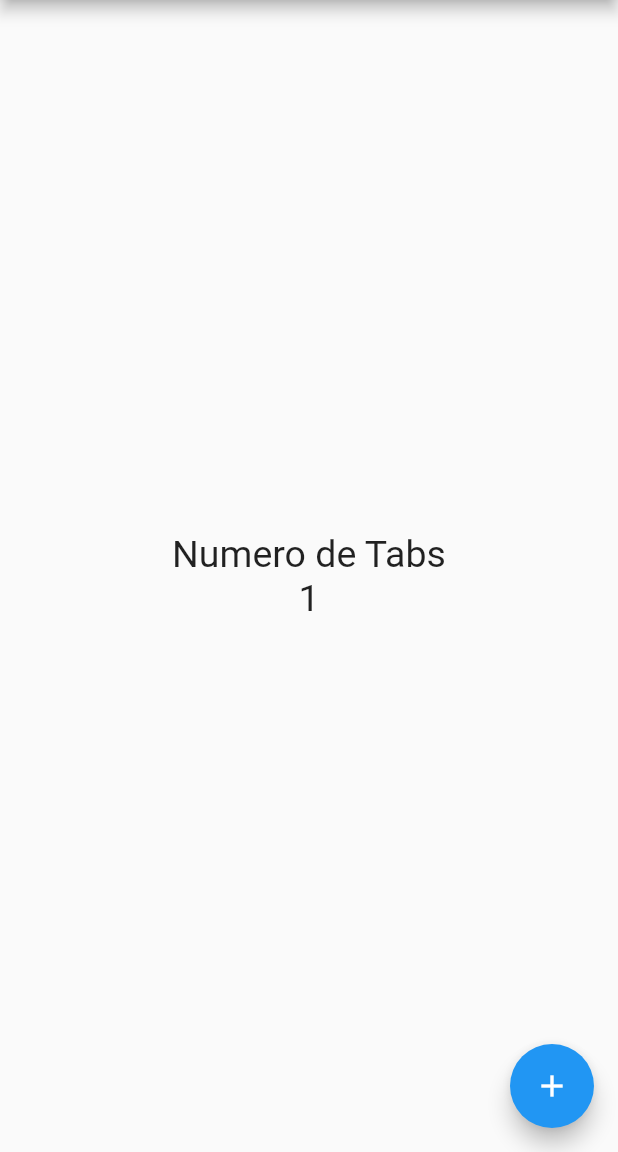
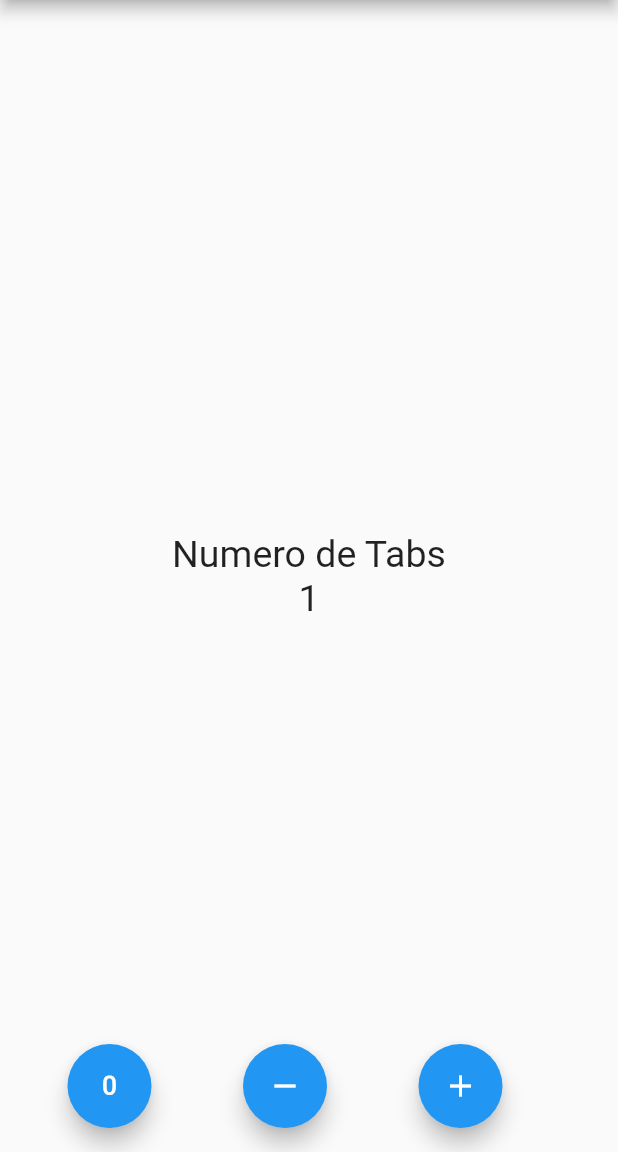
Before and after one commit to JassoEC/FlutterCounter, a Flutter app: the screen it shows after launch, after a tap on the "add" icon, on a phone screen of 412 x 824 dp, the part 84-1236 px from its top. Run offline on Flutter 3.47's test engine with Material 2 defaults, Android fonts, the phone set to English and light mode, and no system bars.

Commit message:
finalización de aplicación de Contador, botones de agregar, restar y reset a 0

```diff
--- a/lib/src/pages/counter_page.dart
+++ b/lib/src/pages/counter_page.dart
@@ -26,14 +26,27 @@ class _CounterPageState extends State<CounterPage> {
             ],
           ),
         ),
-      floatingActionButton: FloatingActionButton(
-        onPressed: () {
-          setState(() {
-            _counter++;
-          });
-        },
-        child: Icon(Icons.add),
-      ),
-    );
+        floatingActionButton: _createButtons());
+  }
+
+  Widget _createButtons() {
+    return Row(
+        mainAxisAlignment: MainAxisAlignment.spaceEvenly,
+        children: <Widget>[
+          FloatingActionButton(
+              onPressed: _reset, child: Icon(Icons.exposure_zero)),
+          FloatingActionButton(onPressed: _dismiss, child: Icon(Icons.remove)),
+          FloatingActionButton(onPressed: _add, child: Icon(Icons.add)),
+        ]);
+  }
+
+  void _add() => setState(() => _counter++);
+
+  void _dismiss() {
+    if (_counter > 0) {
+      setState(() => _counter--);
     }
   }
+
+  void _reset() => setState(() => _counter = 0);
+}
```
Lines whose indentation alone changed are shown as unchanged.
